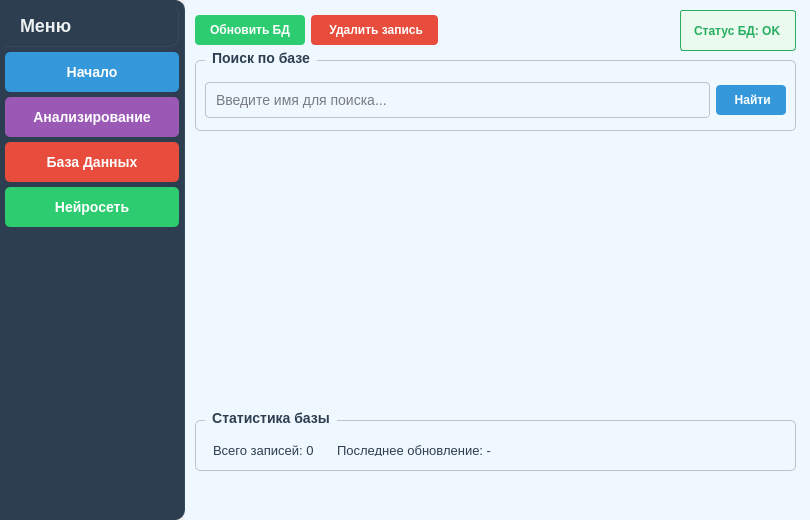
Qt form gui/main_window.ui (akuakj/course_project) before a commit.
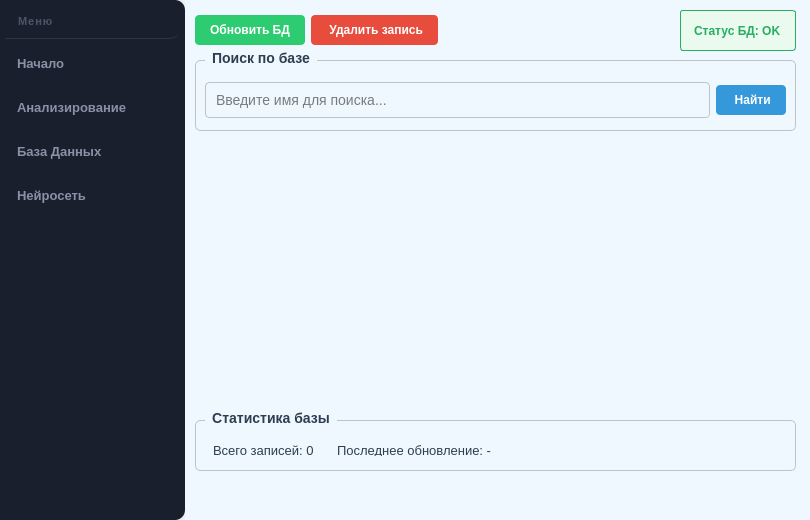
The same form after that commit.

```diff
--- a/gui/main_window.ui
+++ b/gui/main_window.ui
@@ -46,11 +46,10 @@
       </property>
       <property name="styleSheet">
        <string notr="true">QFrame {
-    background-color: #2C3E50;
+    background-color: #1a1f2e;
     border: none;
-    border-right: 1px solid #34495E;
-	border-top-right-radius: 10px;
-	border-bottom-right-radius: 10px;
+    border-top-right-radius: 10px;
+    border-bottom-right-radius: 10px;
 }
 QPushButton:focus {
     outline: none;
@@ -82,11 +81,12 @@
         <widget class="QLabel" name="label">
          <property name="styleSheet">
           <string notr="true">QLabel {
-    color: #ECF0F1;
-    font-size: 18px;
+    color: #4a5568;
+    font-size: 11px;
     font-weight: bold;
     padding: 10px;
-    border-bottom: 1px solid #34495E;
+    letter-spacing: 1px;
+    border-bottom: 1px solid #2d3447;
 }</string>
          </property>
          <property name="text">
@@ -98,14 +98,15 @@
         <widget class="QPushButton" name="btn_home">
          <property name="styleSheet">
           <string notr="true">QPushButton {
-                background-color: #3498DB;
-                color: white;
-                border: none;
-                padding: 12px;
-                text-align: center;
-                font-weight: bold;
-                font-size: 14px;
-                border-radius: 5px;  }
+    background-color: transparent;
+    color: #8892a4;
+    border: none;
+    padding: 12px;
+    text-align: left;
+    font-weight: bold;
+    font-size: 13px;
+    border-radius: 5px;
+}
 QPushButton:hover {
                 background-color: #2980B9;
                 padding-left: 15px;
@@ -120,15 +121,15 @@
         <widget class="QPushButton" name="btn_analyze">
          <property name="styleSheet">
           <string notr="true">QPushButton {
-                background-color: #9B59B6;
-                color: white;
-                border: none;
-                padding: 12px;
-                text-align: center;
-                font-weight: bold;
-                font-size: 14px;
-                border-radius: 5px;
-            }
+    background-color: transparent;
+    color: #8892a4;
+    border: none;
+    padding: 12px;
+    text-align: left;
+    font-weight: bold;
+    font-size: 13px;
+    border-radius: 5px;
+}
 QPushButton:hover {
                 background-color: #8E44AD;
                 padding-left: 15px; }</string>
@@ -142,13 +143,13 @@
         <widget class="QPushButton" name="btn_database">
          <property name="styleSheet">
           <string notr="true">QPushButton {
-    background-color: #E74C3C;
-    color: white;
-    font-weight: bold;
+    background-color: transparent;
+    color: #8892a4;
     border: none;
     padding: 12px;
-    text-align: center;
-    font-size: 14px;
+    text-align: left;
+    font-weight: bold;
+    font-size: 13px;
     border-radius: 5px;
 }
 QPushButton:hover {
@@ -165,13 +166,13 @@
         <widget class="QPushButton" name="btn_ai">
          <property name="styleSheet">
           <string notr="true">QPushButton {
-    background-color: #2ECC71;
-    color: white;
-	font-weight: bold;
+    background-color: transparent;
+    color: #8892a4;
     border: none;
     padding: 12px;
-    text-align: center;
-    font-size: 14px;
+    text-align: left;
+    font-weight: bold;
+    font-size: 13px;
     border-radius: 5px;
 }
 QPushButton:hover {
```
Left out of the diff: 23 changed lines with no effect on the pictures.
